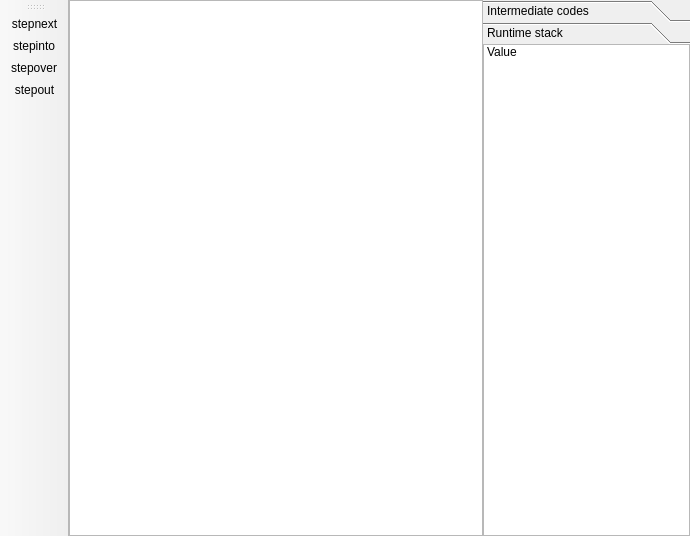
Above: UI/runWindow.ui from david-S-hall/sw-compiler-practice before the change. Below: the same form after it.
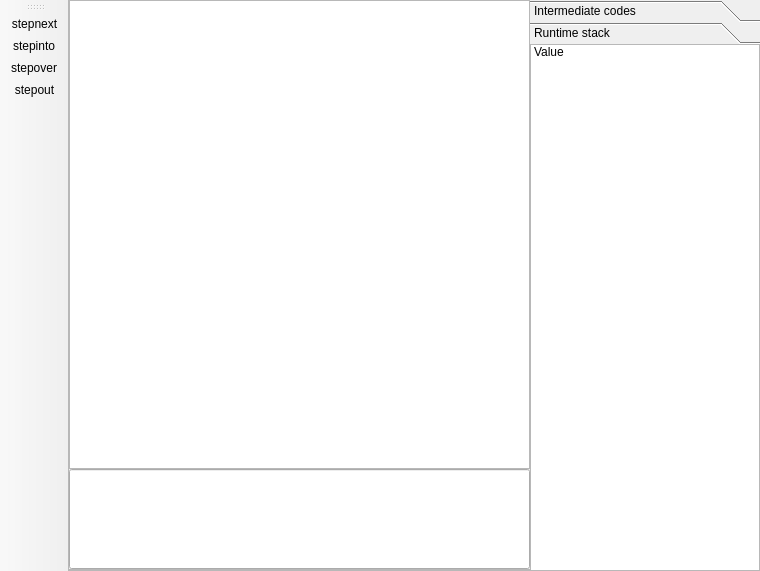
That is the form after the change. The open tabs and pages were chosen to show the change. Icons and pictures are not drawn.

```diff
--- a/UI/runWindow.ui
+++ b/UI/runWindow.ui
@@ -6,41 +6,40 @@
    <rect>
     <x>0</x>
     <y>0</y>
-    <width>690</width>
-    <height>536</height>
+    <width>760</width>
+    <height>571</height>
    </rect>
   </property>
   <property name="windowTitle">
    <string>MainWindow</string>
   </property>
   <widget class="QWidget" name="centralwidget">
-   <layout class="QHBoxLayout" name="horizontalLayout">
-    <property name="spacing">
-     <number>0</number>
-    </property>
+   <layout class="QGridLayout" name="gridLayout">
     <property name="margin">
      <number>0</number>
     </property>
-    <item>
-     <widget class="QPlainTextEdit" name="RuntimeRT">
-      <property name="sizePolicy">
-       <sizepolicy hsizetype="Expanding" vsizetype="Expanding">
-        <horstretch>20</horstretch>
-        <verstretch>0</verstretch>
-       </sizepolicy>
+    <property name="spacing">
+     <number>0</number>
+    </property>
+    <item row="2" column="1">
+     <widget class="QFrame" name="frame">
+      <property name="frameShape">
+       <enum>QFrame::StyledPanel</enum>
       </property>
-      <property name="font">
-       <font>
-        <family>Arial</family>
-        <pointsize>14</pointsize>
-       </font>
+      <property name="frameShadow">
+       <enum>QFrame::Raised</enum>
       </property>
-      <property name="readOnly">
-       <bool>true</bool>
-      </property>
+      <layout class="QVBoxLayout" name="verticalLayout_3">
+       <property name="spacing">
+        <number>0</number>
+       </property>
+       <property name="margin">
+        <number>0</number>
+       </property>
+      </layout>
      </widget>
     </item>
-    <item>
+    <item row="0" column="2" rowspan="3">
      <widget class="QToolBox" name="toolBox">
       <property name="sizePolicy">
        <sizepolicy hsizetype="Preferred" vsizetype="Preferred">
@@ -92,8 +91,8 @@
         <rect>
          <x>0</x>
          <y>0</y>
-         <width>218</width>
-         <height>496</height>
+         <width>242</width>
+         <height>531</height>
         </rect>
        </property>
        <attribute name="label">
@@ -119,6 +118,41 @@
       </widget>
      </widget>
     </item>
+    <item row="0" column="1">
+     <widget class="QTextBrowser" name="RuntimePad">
+      <property name="sizePolicy">
+       <sizepolicy hsizetype="Expanding" vsizetype="Expanding">
+        <horstretch>20</horstretch>
+        <verstretch>35</verstretch>
+       </sizepolicy>
+      </property>
+      <property name="font">
+       <font>
+        <family>Arial</family>
+        <pointsize>14</pointsize>
+       </font>
+      </property>
+     </widget>
+    </item>
+    <item row="1" column="1">
+     <widget class="QLineEdit" name="InputTextPad">
+      <property name="minimumSize">
+       <size>
+        <width>0</width>
+        <height>100</height>
+       </size>
+      </property>
+      <property name="font">
+       <font>
+        <family>Arial</family>
+        <pointsize>11</pointsize>
+       </font>
+      </property>
+      <property name="alignment">
+       <set>Qt::AlignLeading|Qt::AlignLeft|Qt::AlignTop</set>
+      </property>
+     </widget>
+    </item>
    </layout>
   </widget>
   <widget class="QToolBar" name="toolBar">
```
Left out of the diff: 6 changed lines with no effect on the pictures.
